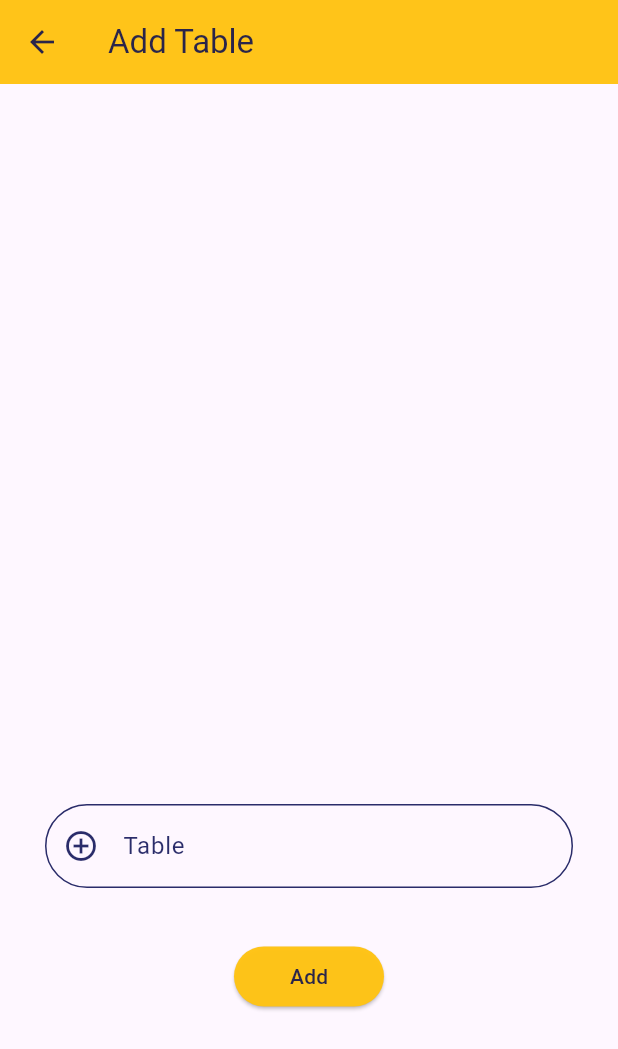
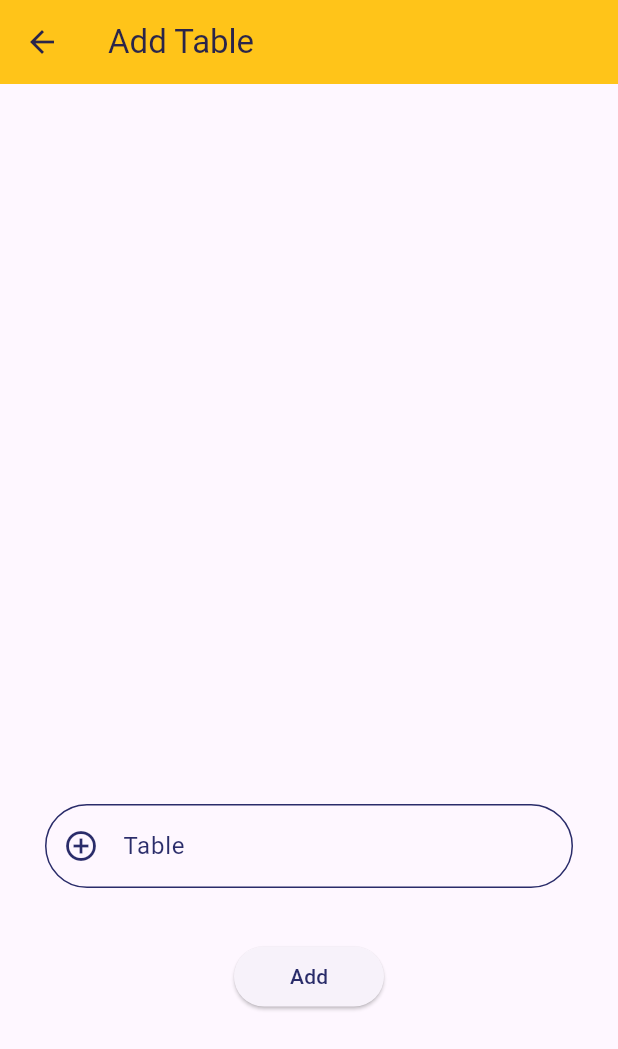
Before and after one commit to yasinkhan001/order_taking_system, a Flutter app: the AddTable screen opened directly, on a phone screen of 412 x 824 dp. Shown: the top 1049 px of the screen. Run offline on Flutter 3.47's test engine with Material 3 defaults, Android fonts, the phone set to English and light mode, and no system bars; our stand-ins replace animate_do, animated_text_kit, cloud_firestore, email_validator, firebase_auth, firebase_core and 5 more; accounts and stored records are empty; generated files the repository leaves out were written again.

Commit message:
auth setup done

```diff
--- a/lib/Models/user_model.dart
+++ b/lib/Models/user_model.dart
@@ -1,3 +1,92 @@
+// import 'dart:convert';
+//
+// class AppUser {
+//   final String? id;
+//   final String? email;
+//   final String? name;
+//   final String? password;
+//   final String? phone;
+//   final String? gender;
+//   final String? img;
+//   final bool? isAdmin;
+//
+//   final String? description;
+//   final DateTime? updatedAt;
+//   final DateTime? createdAt;
+//   AppUser(
+//       {this.id,
+//       this.name,
+//       this.img,
+//       this.email,
+//       this.gender,
+//       this.description,
+//       this.password,
+//       this.phone,
+//       this.isAdmin,
+//       this.createdAt,
+//       this.updatedAt});
+//
+//   AppUser copyWith({
+//     String? id,
+//     String? email,
+//     String? name,
+//     String? password,
+//     String? phone,
+//     String? gender,
+//     String? img,
+//     bool? isAdmin,
+//     String? description,
+//     DateTime? updatedAt,
+//     DateTime? createdAt,
+//   }) =>
+//       AppUser(
+//           id: id ?? this.id,
+//           img: img ?? this.img,
+//           description: description ?? this.description,
+//           name: name ?? this.name,
+//           phone: phone ?? this.phone,
+//           password: password ?? this.password,
+//           email: email ?? this.email,
+//           isAdmin: isAdmin ?? this.isAdmin,
+//           updatedAt: updatedAt ?? this.updatedAt,
+//           createdAt: createdAt ?? this.createdAt,
+//           gender: gender ?? this.gender);
+//
+//   factory AppUser.fromJson(String str) => AppUser.fromMap(json.decode(str));
+//
+//   String toJson() => json.encode(toMap());
+//   factory AppUser.fromMap(Map<String, dynamic> json) => AppUser(
+//         id: json["id"],
+//         name: json['name'],
+//         email: json['email'],
+//         isAdmin: json['isAdmin'],
+//         gender: json['gender'],
+//         description: json['description'],
+//         password: json['password'],
+//         phone: json['phone'],
+//         img: json['img'],
+//         createdAt: json["created_at"] == null
+//             ? null
+//             : DateTime.parse(json["created_at"]),
+//         updatedAt: json["updated_at"] == null
+//             ? null
+//             : DateTime.parse(json["updated_at"]),
+//       );
+//
+//   Map<String, dynamic> toMap() => {
+//         "id": id,
+//         "name": name,
+//         "email": email,
+//         "gender": gender,
+//         "description": description,
+//         "password": password,
+//         "img": img,
+//         "isAdmin": isAdmin,
+//         "phone": phone,
+//         "created_at": createdAt == null ? null : createdAt!.toIso8601String(),
+//         "updated_at": updatedAt == null ? null : updatedAt!.toIso8601String(),
+//       };
+// }
 import 'dart:convert';
 
 class AppUser {
@@ -9,12 +98,12 @@ class AppUser {
   final String? gender;
   final String? img;
   final bool? isAdmin;
+  final String? description;
+  // final Timestamp? updatedAt;
+  // final Timestamp? createdAt;
 
-  final String? description;
-  final DateTime? updatedAt;
-  final DateTime? createdAt;
-  AppUser(
-      {this.id,
+  AppUser({
+    this.id,
     this.name,
     this.img,
     this.email,
@@ -23,8 +112,9 @@ class AppUser {
     this.password,
     this.phone,
     this.isAdmin,
-      this.createdAt,
-      this.updatedAt});
+    // this.createdAt,
+    // this.updatedAt,
+  });
 
   AppUser copyWith({
     String? id,
@@ -36,8 +126,8 @@ class AppUser {
     String? img,
     bool? isAdmin,
     String? description,
-    DateTime? updatedAt,
-    DateTime? createdAt,
+    // Timestamp? updatedAt,
+    // Timestamp? createdAt,
   }) =>
       AppUser(
         id: id ?? this.id,
@@ -48,13 +138,15 @@ class AppUser {
         password: password ?? this.password,
         email: email ?? this.email,
         isAdmin: isAdmin ?? this.isAdmin,
-          updatedAt: updatedAt ?? this.updatedAt,
-          createdAt: createdAt ?? this.createdAt,
-          gender: gender ?? this.gender);
+        // updatedAt: updatedAt ?? this.updatedAt,
+        // createdAt: createdAt ?? this.createdAt,
+        gender: gender ?? this.gender,
+      );
 
   factory AppUser.fromJson(String str) => AppUser.fromMap(json.decode(str));
 
   String toJson() => json.encode(toMap());
+
   factory AppUser.fromMap(Map<String, dynamic> json) => AppUser(
         id: json["id"],
         name: json['name'],
@@ -65,12 +157,12 @@ class AppUser {
         password: json['password'],
         phone: json['phone'],
         img: json['img'],
-        createdAt: json["created_at"] == null
-            ? null
-            : DateTime.parse(json["created_at"]),
-        updatedAt: json["updated_at"] == null
-            ? null
-            : DateTime.parse(json["updated_at"]),
+        // createdAt: json["created_at"] == null
+        //     ? null
+        //     : Timestamp.fromDate(DateTime.parse(json["created_at"])),
+        // updatedAt: json["updated_at"] == null
+        //     ? null
+        //     : Timestamp.fromDate(DateTime.parse(json["updated_at"])),
       );
 
   Map<String, dynamic> toMap() => {
@@ -83,7 +175,7 @@ class AppUser {
         "img": img,
         "isAdmin": isAdmin,
         "phone": phone,
-        "created_at": createdAt == null ? null : createdAt!.toIso8601String(),
-        "updated_at": updatedAt == null ? null : updatedAt!.toIso8601String(),
+        // "created_at": createdAt?.toDate().toIso8601String(),
+        // "updated_at": updatedAt?.toDate().toIso8601String(),
       };
 }
--- a/lib/Screens/admin/add/add_recipes.dart
+++ b/lib/Screens/admin/add/add_recipes.dart
@@ -294,7 +294,7 @@ class _AddRecipesState extends State<AddRecipes> {
                           fontSize: 18),
                     ),
                     style: ElevatedButton.styleFrom(
-                      primary: Color(0xF8FFC313),
+                      // primary: Color(0xF8FFC313),
                       shape: RoundedRectangleBorder(
                         borderRadius: BorderRadius.circular(30.0),
                       ),
--- a/lib/Screens/admin/add/add_table.dart
+++ b/lib/Screens/admin/add/add_table.dart
@@ -1,13 +1,10 @@
 import 'dart:convert';
-import 'dart:io';
 
 import 'package:cloud_firestore/cloud_firestore.dart';
 import 'package:flutter/material.dart';
-import 'package:image_picker/image_picker.dart';
 import 'package:order_taking_system/Contants/collections.dart';
 import 'package:order_taking_system/Controllers/auth_services.dart';
 import 'package:order_taking_system/Models/data_model.dart';
-import 'package:order_taking_system/Models/user_model.dart';
 import 'package:order_taking_system/Screens/common/app_colors.dart';
 
 class AddTable extends StatefulWidget {
@@ -79,7 +76,7 @@ class _AddTableState extends State<AddTable> {
                                               ("${index + 1}.").toString(),
                                               style: Theme.of(context)
                                                   .textTheme
-                                                  .bodyText1,
+                                                  .headlineLarge,
                                             ),
                                           ),
                                           Text(
@@ -140,7 +137,7 @@ class _AddTableState extends State<AddTable> {
                               width: 100,
                               child: ElevatedButton(
                                 style: ElevatedButton.styleFrom(
-                                  primary: Color(0xF8FFC313),
+                                  // primary: Color(0xF8FFC313),
                                   shape: RoundedRectangleBorder(
                                       //to set border radius to button
                                       borderRadius: BorderRadius.circular(50)),
--- a/lib/Screens/admin/completed_orders.dart
+++ b/lib/Screens/admin/completed_orders.dart
@@ -3,6 +3,7 @@ import 'dart:convert';
 import 'package:cloud_firestore/cloud_firestore.dart';
 import 'package:flutter/material.dart';
 import 'package:order_taking_system/Screens/common/app_colors.dart';
+
 import '../../Models/data_model.dart' as or;
 
 class CompleteOrders extends StatefulWidget {
@@ -148,7 +149,7 @@ class _CompleteOrders extends State<CompleteOrders> {
                                           'Total:',
                                           style: Theme.of(context)
                                               .textTheme
-                                              .headline5,
+                                              .headlineLarge,
                                         ),
                                       ),
                                       const Spacer(),
@@ -164,7 +165,7 @@ class _CompleteOrders extends State<CompleteOrders> {
                                               .toString(),
                                           style: Theme.of(context)
                                               .textTheme
-                                              .headline5,
+                                              .headlineLarge,
                                         ),
                                       ),
                                     ],
--- a/lib/Screens/common/admin_or_waiter_screen.dart
+++ b/lib/Screens/common/admin_or_waiter_screen.dart
@@ -1,8 +1,7 @@
 import 'package:animate_do/animate_do.dart';
-import 'package:animated_text_kit/animated_text_kit.dart';
 import 'package:flutter/material.dart';
+import 'package:font_awesome_flutter/font_awesome_flutter.dart';
 import 'package:order_taking_system/auth/login.dart';
-import 'package:font_awesome_flutter/font_awesome_flutter.dart';
 
 class AdminOrWaiter extends StatefulWidget {
   const AdminOrWaiter({Key? key}) : super(key: key);
@@ -131,7 +130,7 @@ class _AdminOrWaiterState extends State<AdminOrWaiter> {
                 margin: const EdgeInsets.only(top: 40),
                 child: ElevatedButton(
                     style: ElevatedButton.styleFrom(
-                        primary: Color(0xF8FFC313), //background color of button
+                        // primary: Color(0xF8FFC313), //background color of button
                         side: const BorderSide(
                             width: 0,
                             color: Color(0xF8FFC313)), //border width and color
--- a/lib/Screens/common/product_tile.dart
+++ b/lib/Screens/common/product_tile.dart
@@ -41,7 +41,7 @@ class ProductTile extends StatelessWidget {
                       padding: const EdgeInsets.all(4.0),
                       child: Text(
                         product.price!.toString(),
-                        style: Theme.of(context).textTheme.headline6,
+                        style: Theme.of(context).textTheme.headlineLarge,
                       ),
                     ),
                     Padding(
--- a/lib/Screens/user/result/result_widget.dart
+++ b/lib/Screens/user/result/result_widget.dart
@@ -123,7 +123,7 @@ class _ResultOfOrder extends State<ResultOfOrder> {
                                 horizontal: 4.0, vertical: 25),
                             child: Text(
                               'Total:',
-                              style: Theme.of(context).textTheme.headline5,
+                              style: Theme.of(context).textTheme.headlineLarge,
                             ),
                           ),
                           const Spacer(),
@@ -135,7 +135,7 @@ class _ResultOfOrder extends State<ResultOfOrder> {
                                   .map((e) => e.price! * e.quantity!)
                                   .reduce((a, b) => a + b)
                                   .toString(),
-                              style: Theme.of(context).textTheme.headline5,
+                              style: Theme.of(context).textTheme.headlineLarge,
                             ),
                           ),
                         ],
@@ -220,7 +220,6 @@ class _ResultOfOrder extends State<ResultOfOrder> {
                         orders.descriptions ?? ' ',
                         style: Theme.of(context).textTheme.bodySmall,
                       ),
-
                     ),
                     const SizedBox(
                       height: 30,
--- a/lib/Screens/user/show_item.dart
+++ b/lib/Screens/user/show_item.dart
@@ -1,4 +1,5 @@
 import 'package:flutter/material.dart';
+
 import '../../Data/data.dart';
 import '../../Models/data_model.dart';
 
@@ -189,7 +190,7 @@ class ShowItemsTile extends StatelessWidget {
                             horizontal: 4.0, vertical: 25),
                         child: Text(
                           'Total:',
-                          style: Theme.of(context).textTheme.headline5,
+                          style: Theme.of(context).textTheme.headlineLarge,
                         ),
                       ),
                       const Spacer(),
@@ -201,7 +202,7 @@ class ShowItemsTile extends StatelessWidget {
                               .map((e) => e.price! * e.quantity!)
                               .reduce((a, b) => a + b)
                               .toString(),
-                          style: Theme.of(context).textTheme.headline5,
+                          style: Theme.of(context).textTheme.headlineLarge,
                         ),
                       ),
                     ],
--- a/lib/auth/register.dart
+++ b/lib/auth/register.dart
@@ -1,12 +1,11 @@
 import 'dart:io';
 
+import 'package:email_validator/email_validator.dart';
 import 'package:flutter/material.dart';
 import 'package:image_picker/image_picker.dart';
 import 'package:order_taking_system/Controllers/auth_services.dart';
 import 'package:order_taking_system/Models/user_model.dart';
 import 'package:order_taking_system/Screens/common/app_colors.dart';
-import 'package:order_taking_system/Screens/user/items_list_user_side.dart';
-import 'package:email_validator/email_validator.dart';
 
 class Registration extends StatefulWidget {
   const Registration({Key? key}) : super(key: key);
@@ -347,7 +346,7 @@ class _RegistrationState extends State<Registration> {
                                   // color: Colors.blue,
 
                                   style: ElevatedButton.styleFrom(
-                                    primary: Color(0xF8FFC313),
+                                    // primary: Color(0xF8FFC313),
                                     shape: RoundedRectangleBorder(
                                       borderRadius: BorderRadius.circular(30.0),
                                     ),
@@ -414,7 +413,6 @@ class _RegistrationState extends State<Registration> {
       // setState(() {
       //   isLoading = false;
       // });
-
     } else {
       ScaffoldMessenger.of(context).showSnackBar(const SnackBar(
         content: Text(
--- a/pubspec.yaml
+++ b/pubspec.yaml
@@ -18,7 +18,7 @@ publish_to: 'none' # Remove this line if you wish to publish to pub.dev
 version: 1.0.0+1
 
 environment:
-  sdk: ">=2.17.1 <3.0.0"
+  sdk: ">=2.17.1 <4.0.0"
 
 # Dependencies specify other packages that your package needs in order to work.
 # To automatically upgrade your package dependencies to the latest versions
@@ -45,6 +45,7 @@ dependencies:
   animate_do: ^2.1.0
   font_awesome_flutter: ^10.3.0
   email_validator: ^2.1.17
+#  firebase_core: ^3.1.0
 
 dev_dependencies:
   flutter_test:
```
Also changed, not shown: lib/Controllers/auth_services.dart (+10 -10 lines), lib/Screens/admin/inprogress_order.dart (+7 -6 lines), lib/Screens/admin/order_list.dart (+6 -5 lines), lib/Screens/admin/pending_orders.dart (+7 -6 lines), lib/Screens/admin/total_sales.dart (+8 -4 lines), lib/Screens/admin/waiter_profile.dart (+4 -4 lines), lib/Screens/user/orders/orders.dart (+6 -5 lines), lib/auth/login.dart (+1 -7 lines), lib/main.dart (+4 -6 lines), pubspec.lock, 4 other files. Lines whose indentation alone changed are shown as unchanged.
